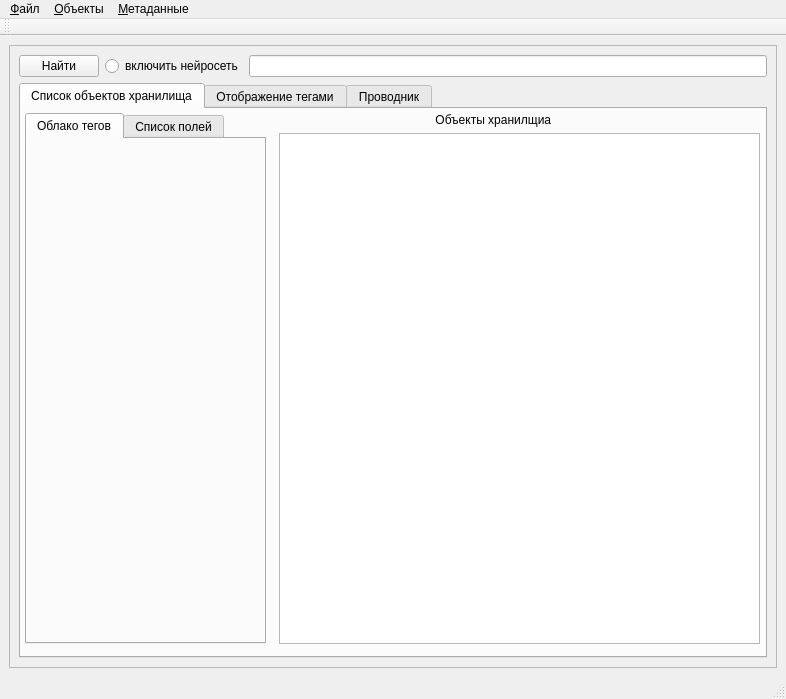
Above: Project/QtDesigner/LastVersion/MainWindow_ui.ui from valexl/SmartFiles before the change. Below: the same form after it.
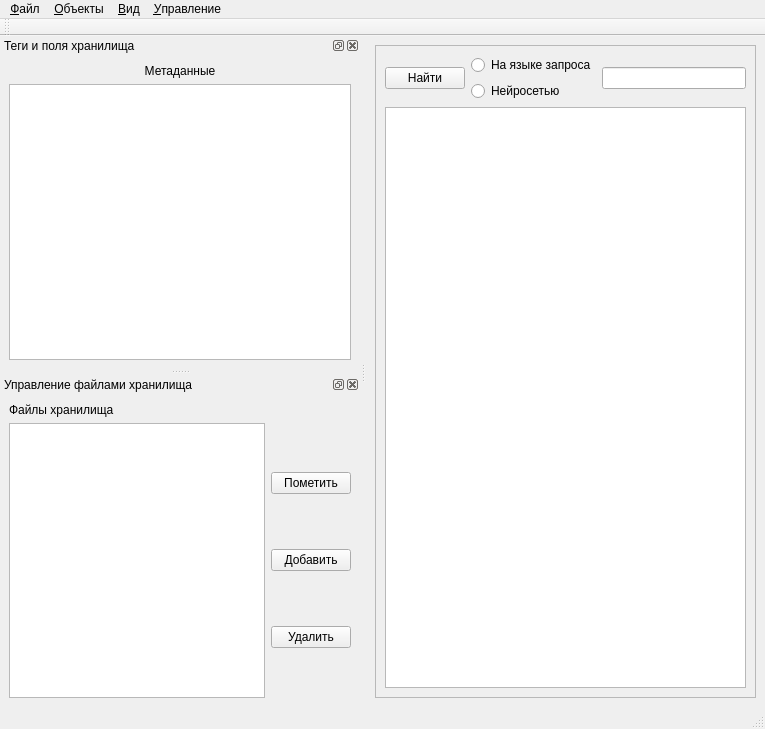
That is the form after the change.

What changed in the file:
```diff
--- a/Project/QtDesigner/LastVersion/MainWindow_ui.ui
+++ b/Project/QtDesigner/LastVersion/MainWindow_ui.ui
@@ -6,8 +6,8 @@
    <rect>
     <x>0</x>
     <y>0</y>
-    <width>786</width>
-    <height>699</height>
+    <width>765</width>
+    <height>729</height>
    </rect>
   </property>
   <property name="windowTitle">
@@ -23,7 +23,7 @@
       <property name="frameShadow">
        <enum>QFrame::Raised</enum>
       </property>
-      <layout class="QVBoxLayout" name="verticalLayout_2">
+      <layout class="QVBoxLayout" name="verticalLayout_4">
        <item>
         <layout class="QHBoxLayout" name="horizontalLayout">
          <item>
@@ -34,11 +34,28 @@
           </widget>
          </item>
          <item>
-          <widget class="QRadioButton" name="radioButton_neural_net">
-           <property name="text">
-            <string>включить нейросеть</string>
-           </property>
-          </widget>
+          <layout class="QVBoxLayout" name="verticalLayout_3">
+           <item>
+            <widget class="QRadioButton" name="radioButton_request_language">
+             <property name="whatsThis">
+              <string>Поиск на языке запроса. Теги и поля перечисляются через логические операторы: AND, OR, ()</string>
+             </property>
+             <property name="text">
+              <string>На языке запроса</string>
+             </property>
+            </widget>
+           </item>
+           <item>
+            <widget class="QRadioButton" name="radioButton_neural_net">
+             <property name="whatsThis">
+              <string>Поиск по нейросети. Запрос осуществляется перечислением через пробел тегов. Результат поиска отсортерован по релевантности.</string>
+             </property>
+             <property name="text">
+              <string>Нейросетью</string>
+             </property>
+            </widget>
+           </item>
+          </layout>
          </item>
          <item>
           <widget class="QLineEdit" name="lineEdit_search"/>
@@ -46,104 +63,7 @@
         </layout>
        </item>
        <item>
-        <widget class="QTabWidget" name="tabWidgetEntity">
-         <property name="currentIndex">
-          <number>0</number>
-         </property>
-         <widget class="QWidget" name="tab_1">
-          <attribute name="title">
-           <string>Список объектов хранилища</string>
-          </attribute>
-          <widget class="QWidget" name="verticalLayoutWidget">
-           <property name="geometry">
-            <rect>
-             <x>258</x>
-             <y>4</y>
-             <width>481</width>
-             <height>531</height>
-            </rect>
-           </property>
-           <layout class="QVBoxLayout" name="verticalLayout_3">
-            <item>
-             <widget class="QLabel" name="label">
-              <property name="text">
-               <string>                                               Объекты хранилщиа</string>
-              </property>
-              <property name="textFormat">
-               <enum>Qt::LogText</enum>
-              </property>
-             </widget>
-            </item>
-            <item>
-             <widget class="QTableView" name="tableView_entity"/>
-            </item>
-           </layout>
-          </widget>
-          <widget class="QTabWidget" name="tabWidget_Metadata">
-           <property name="geometry">
-            <rect>
-             <x>4</x>
-             <y>4</y>
-             <width>241</width>
-             <height>531</height>
-            </rect>
-           </property>
-           <property name="currentIndex">
-            <number>0</number>
-           </property>
-           <widget class="QWidget" name="tab_tag">
-            <attribute name="title">
-             <string>Облако тегов</string>
-            </attribute>
-           </widget>
-           <widget class="QWidget" name="tab_field">
-            <attribute name="title">
-             <string>Список полей</string>
-            </attribute>
-           </widget>
-          </widget>
-         </widget>
-         <widget class="QWidget" name="tab_2">
-          <attribute name="title">
-           <string>Отображение тегами</string>
-          </attribute>
-          <layout class="QVBoxLayout" name="verticalLayout_4">
-           <item>
-            <widget class="QLabel" name="label_entity_browse_tags">
-             <property name="text">
-              <string>                                               Объекты хранилщиа</string>
-             </property>
-             <property name="textFormat">
-              <enum>Qt::LogText</enum>
-             </property>
-            </widget>
-           </item>
-           <item>
-            <widget class="QTreeView" name="treeView_entity_browse_tags"/>
-           </item>
-          </layout>
-         </widget>
-         <widget class="QWidget" name="tab_3">
-          <attribute name="title">
-           <string>Проводник</string>
-          </attribute>
-          <layout class="QVBoxLayout" name="verticalLayout_5">
-           <item>
-            <widget class="QLabel" name="label_3">
-             <property name="text">
-              <string>                                               Объекты хранилщиа</string>
-             </property>
-             <property name="textFormat">
-              <enum>Qt::LogText</enum>
-             </property>
-            </widget>
-           </item>
-           <item>
-            <widget class="QTreeView" name="treeView_entity_browse"/>
-           </item>
-          </layout>
-         </widget>
-        </widget>
+        <widget class="QTableView" name="tableView_entity"/>
        </item>
       </layout>
      </widget>
@@ -155,7 +75,7 @@
     <rect>
      <x>0</x>
      <y>0</y>
-     <width>786</width>
+     <width>765</width>
      <height>23</height>
     </rect>
    </property>
@@ -211,28 +131,37 @@
     <addaction name="separator"/>
     <addaction name="action_repo_files"/>
    </widget>
-   <widget class="QMenu" name="menu_metadata">
+   <widget class="QMenu" name="menu_views">
     <property name="title">
-     <string>&amp;Метаданные</string>
+     <string>&amp;Вид</string>
     </property>
-    <widget class="QMenu" name="menu">
-     <property name="title">
-      <string>&amp;Управление</string>
-     </property>
-     <addaction name="action_setting_tags"/>
-     <addaction name="action_setting_fields"/>
-    </widget>
-    <addaction name="menu"/>
+    <addaction name="action_view_metadata"/>
+    <addaction name="action_view_repo_files"/>
+   </widget>
+   <widget class="QMenu" name="menu_setting">
+    <property name="title">
+     <string>&amp;Управление</string>
+    </property>
+    <addaction name="action_setting_tags"/>
+    <addaction name="action_setting_fields"/>
+    <addaction name="action_setting_repo_files"/>
    </widget>
    <addaction name="menu_file"/>
    <addaction name="menu_objects"/>
-   <addaction name="menu_metadata"/>
+   <addaction name="menu_views"/>
+   <addaction name="menu_setting"/>
   </widget>
   <widget class="QStatusBar" name="statusbar"/>
   <widget class="QToolBar" name="toolBar">
    <property name="windowTitle">
     <string>toolBar</string>
    </property>
+   <property name="iconSize">
+    <size>
+     <width>32</width>
+     <height>32</height>
+    </size>
+   </property>
    <attribute name="toolBarArea">
     <enum>TopToolBarArea</enum>
    </attribute>
@@ -240,6 +169,105 @@
     <bool>false</bool>
    </attribute>
   </widget>
+  <widget class="QDockWidget" name="dockWidget_tag">
+   <property name="windowTitle">
+    <string>Теги и поля хранилища</string>
+   </property>
+   <attribute name="dockWidgetArea">
+    <number>1</number>
+   </attribute>
+   <widget class="QWidget" name="dockWidgetContents">
+    <layout class="QVBoxLayout" name="verticalLayout_5">
+     <item>
+      <widget class="QLabel" name="label_metadata">
+       <property name="text">
+        <string>Метаданные</string>
+       </property>
+       <property name="alignment">
+        <set>Qt::AlignHCenter|Qt::AlignTop</set>
+       </property>
+      </widget>
+     </item>
+     <item>
+      <widget class="QTreeView" name="treeView_metadata">
+       <property name="whatsThis">
+        <string>Список метаданных</string>
+       </property>
+      </widget>
+     </item>
+    </layout>
+   </widget>
+  </widget>
+  <widget class="QDockWidget" name="dockWidget_2">
+   <property name="contextMenuPolicy">
+    <enum>Qt::ActionsContextMenu</enum>
+   </property>
+   <property name="acceptDrops">
+    <bool>false</bool>
+   </property>
+   <property name="windowTitle">
+    <string>Управление файлами хранилища</string>
+   </property>
+   <attribute name="dockWidgetArea">
+    <number>1</number>
+   </attribute>
+   <widget class="QWidget" name="dockWidgetContents_2">
+    <layout class="QVBoxLayout" name="verticalLayout_6">
+     <item>
+      <widget class="QLabel" name="label">
+       <property name="text">
+        <string>Файлы хранилища</string>
+       </property>
+      </widget>
+     </item>
+     <item>
+      <layout class="QHBoxLayout" name="horizontalLayout_3">
+       <item>
+        <widget class="QTreeView" name="treeView">
+         <property name="whatsThis">
+          <string>Список файлов не принадлежащих ни какому пользователю и не имеющие ни какие метаданные.</string>
+         </property>
+        </widget>
+       </item>
+       <item>
+        <layout class="QVBoxLayout" name="verticalLayout_2">
+         <item>
+          <widget class="QPushButton" name="pushButton_indexing_files">
+           <property name="whatsThis">
+            <string>Пометить текущем пользователем файлы как свои</string>
+           </property>
+           <property name="text">
+            <string>Пометить</string>
+           </property>
+          </widget>
+         </item>
+         <item>
+          <widget class="QPushButton" name="pushButton_add_files">
+           <property name="whatsThis">
+            <string>Добавить файл в любую директорию хранилища.</string>
+           </property>
+           <property name="text">
+            <string>Добавить</string>
+           </property>
+          </widget>
+         </item>
+         <item>
+          <widget class="QPushButton" name="pushButton_delete_files">
+           <property name="whatsThis">
+            <string>Удалить файл их хранилища. (физическое удаление, а не удаление метаданных)</string>
+           </property>
+           <property name="text">
+            <string>Удалить</string>
+           </property>
+          </widget>
+         </item>
+        </layout>
+       </item>
+      </layout>
+     </item>
+    </layout>
+   </widget>
+  </widget>
   <action name="action_exit">
    <property name="text">
     <string>Выход</string>
```
Left out of the diff: 26 changed lines with no effect on the pictures.
